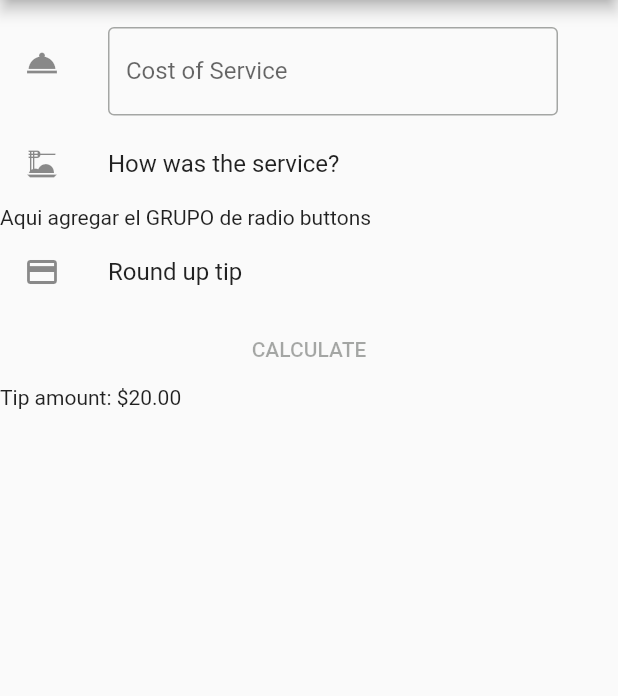
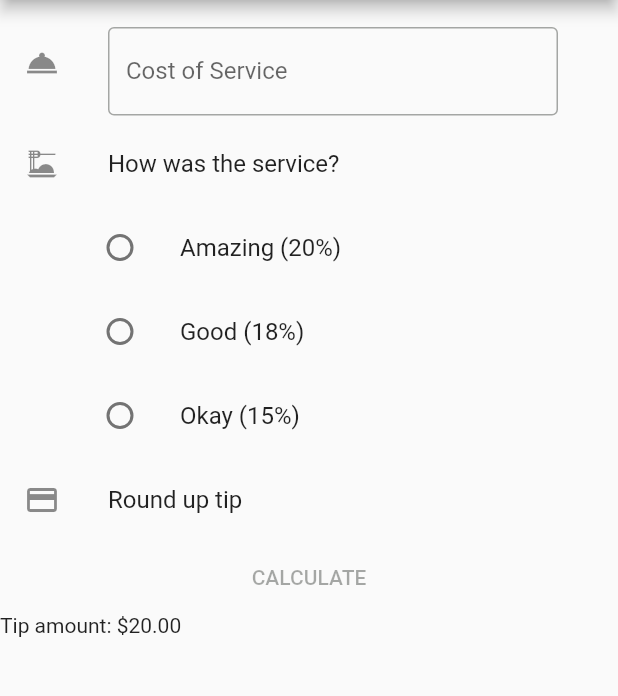
Before and after one commit to Sofia-VA/PAM, a Flutter app: the screen it shows after launch, on a phone screen of 412 x 824 dp, the part 84-780 px from its top. Run offline on Flutter 3.47's test engine with Material 2 defaults, Android fonts, the light colour scheme and no system bars.

Commit message:
Radio (amazing, good, okay) implementado

```diff
--- a/tarea2_tips/lib/home_page.dart
+++ b/tarea2_tips/lib/home_page.dart
@@ -9,7 +9,8 @@ class HomePage extends StatefulWidget {
 }
 
 class _HomePageState extends State<HomePage> {
-  // TODO: completar todo lo necesario
+  int? currentRadio;
+  var radioGroup = {0: 'Amazing (20%)', 1: 'Good (18%)', 2: 'Okay (15%)'};
 
   @override
   Widget build(BuildContext context) {
@@ -40,7 +41,12 @@ class _HomePageState extends State<HomePage> {
             leading: Icon(Icons.dinner_dining),
             title: Text("How was the service?"),
           ),
-          Text("Aqui agregar el GRUPO de radio buttons"),
+          Container(
+            margin: EdgeInsets.fromLTRB(40, 0, 0, 0),
+            child: Column(
+              children: radioGroupGenerator(),
+            ),
+          ),
           ListTile(
             leading: Icon(Icons.credit_card),
             title: Text("Round up tip"),
@@ -58,4 +64,22 @@ class _HomePageState extends State<HomePage> {
   void _tipCalculation() {
     // TODO: completar
   }
+
+  radioGroupGenerator() {
+    return radioGroup.entries
+        .map(
+          (radioElement) => ListTile(
+            leading: Radio(
+              value: radioElement.key,
+              groupValue: currentRadio,
+              onChanged: (int? selected) {
+                currentRadio = selected;
+                setState(() {});
+              },
+            ),
+            title: Text("${radioElement.value}"),
+          ),
+        )
+        .toList();
+  }
 }
```
